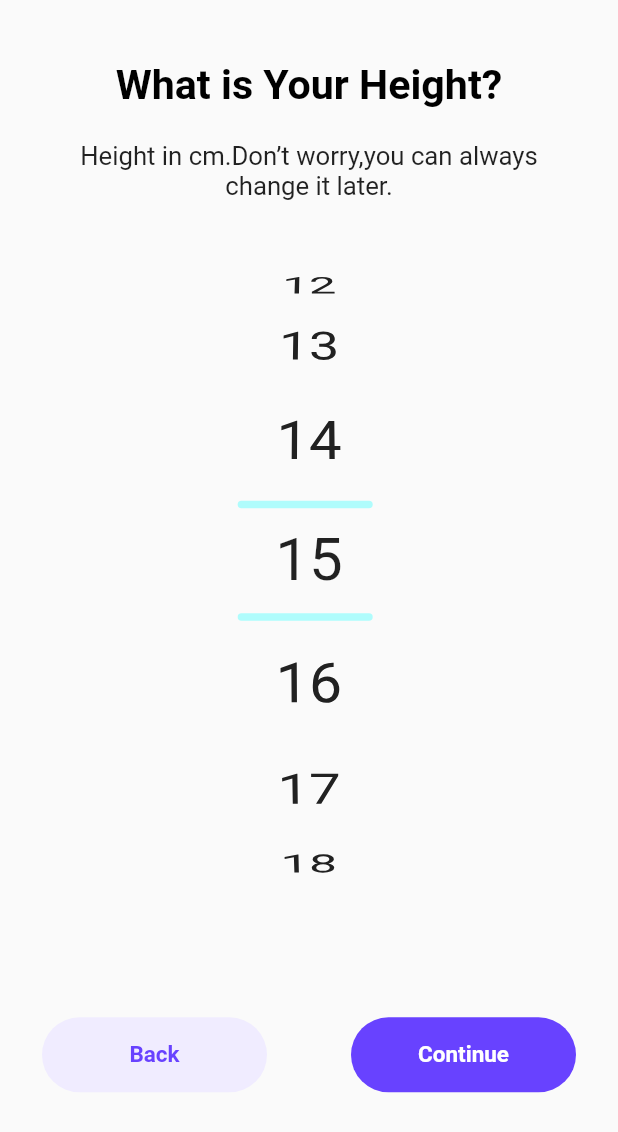
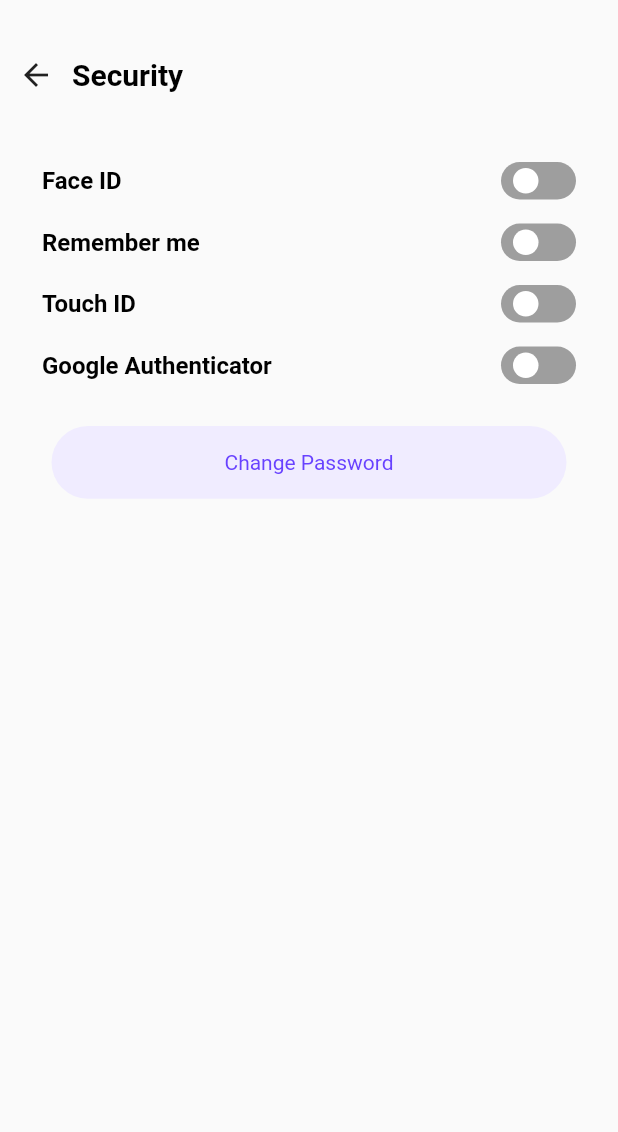
Before and after one commit to ChiragSatasiya2711/Gofit, a Flutter app: the screen it shows after launch, on a phone screen of 412 x 824 dp. Shown: the top 1132 px of the screen. Run offline on Flutter 3.47's test engine with Material 2 defaults, Android fonts, the phone set to English and light mode, and no system bars; drawn by our look-alikes of flutter_switch; our stand-ins replace carousel_slider, circular_countdown_timer, custom_radio_grouped_button, google_fonts, image_picker, percent_indicator.

Commit message:
update Screen

```diff
--- a/lib/main.dart
+++ b/lib/main.dart
@@ -1,5 +1,5 @@
 import 'package:flutter/material.dart';
-import 'package:gofit/screens/height_screen.dart';
+import 'package:gofit/screens/security_screen.dart';
 
 void main() {
   runApp(const MyApp());
@@ -15,7 +15,7 @@ class MyApp extends StatelessWidget {
       theme: ThemeData(
         primarySwatch: Colors.blue,
       ),
-      home: const HeightScreen(),
+      home: const SecurityScreen(),
     );
   }
 }
--- /dev/null
+++ b/lib/screens/security_screen.dart
@@ -0,0 +1,114 @@
+import 'package:flutter/material.dart';
+import 'package:flutter_switch/flutter_switch.dart';
+
+class SecurityScreen extends StatefulWidget {
+  const SecurityScreen({Key? key}) : super(key: key);
+
+  @override
+  State<SecurityScreen> createState() => _SecurityScreenState();
+}
+
+class _SecurityScreenState extends State<SecurityScreen> {
+  Map data = {
+    "data": [
+      {"data1": "Face ID", "data2": false},
+      {"data1": "Remember me", "data2": false},
+      {"data1": "Touch ID", "data2": false},
+      {"data1": "Google Authenticator", "data2": false},
+    ],
+  };
+
+  @override
+  Widget build(BuildContext context) {
+    Size size = MediaQuery.of(context).size;
+    double width = size.width;
+    double height = size.height;
+    double text = MediaQuery.of(context).textScaleFactor;
+
+    return Scaffold(
+      body: SafeArea(
+        child: Column(
+          children: [
+            SizedBox(
+              height: 100,
+              child: Row(
+                children: [
+                  BackButton(
+                    onPressed: () {
+                      Navigator.pop(context);
+                    },
+                  ),
+                  const Text(
+                    "Security",
+                    style: TextStyle(
+                      color: Colors.black,
+                      fontSize: 20,
+                      fontWeight: FontWeight.bold,
+                    ),
+                  ),
+                ],
+              ),
+            ),
+            ListView.builder(
+              physics: const BouncingScrollPhysics(),
+              shrinkWrap: true,
+              itemCount: data["data"].length,
+              padding: const EdgeInsets.symmetric(
+                horizontal: 20,
+              ),
+              itemBuilder: (context, index) => Padding(
+                padding: const EdgeInsets.all(8.0),
+                child: Row(
+                  mainAxisAlignment: MainAxisAlignment.spaceBetween,
+                  children: [
+                    Text(
+                      data["data"][index]["data1"],
+                      style: const TextStyle(
+                        color: Colors.black,
+                        fontSize: 16,
+                        fontWeight: FontWeight.w600,
+                      ),
+                    ),
+                    FlutterSwitch(
+                      value: data["data"][index]["data2"],
+                      height: 25,
+                      width: 50,
+                      onToggle: (val) {
+                        setState(
+                          () {
+                            data["data"][index]["data2"] = val;
+                          },
+                        );
+                      },
+                    ),
+                  ],
+                ),
+              ),
+            ),
+            const SizedBox(
+              height: 20,
+            ),
+            Container(
+              height: height / 17,
+              width: width / 1.2,
+              decoration: const BoxDecoration(
+                color: Color(0xFFF0ECFF),
+                borderRadius: BorderRadius.all(
+                  Radius.circular(30),
+                ),
+              ),
+              child: const Center(
+                child: Text(
+                  "Change Password",
+                  style: TextStyle(
+                    color: Color(0xFF6842FF),
+                  ),
+                ),
+              ),
+            ),
+          ],
+        ),
+      ),
+    );
+  }
+}
--- a/lib/screens/weight_screen.dart
+++ b/lib/screens/weight_screen.dart
@@ -35,7 +35,7 @@ class _WeightScreenState extends State<WeightScreen> {
                 textAlign: TextAlign.center,
                 style: TextStyle(fontSize: height / 48, fontWeight: FontWeight.w400),
               ),
-              BackContinueComman(
+              const BackContinueComman(
                 title: "Back",
                 data: "Continue",
               ),
```
Also changed, not shown: lib/screens/height_screen.dart (+13 -3 lines), lib/screens/old_screen.dart (+12 -2 lines), lib/screens/slider_screen.dart (+11 -7 lines), lib/screens/welcome_screen.dart (+18 -15 lines).
